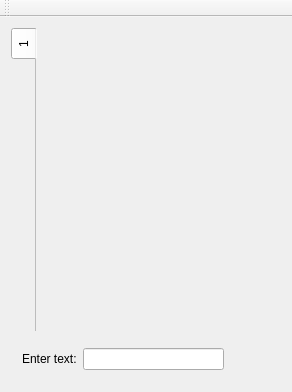
Above: mainwindow.ui from proton/zNotes before the change. Below: the same form after it.
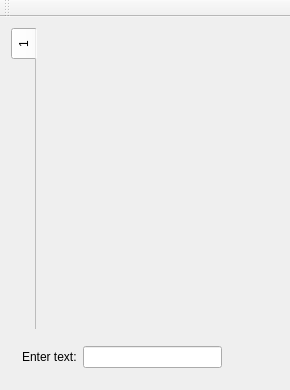
That is the form after the change. Icons and pictures are not drawn.

Commit message: Fixed problem with savung toolbar's settings Fixed desktop file (unix only) Added appliacation's directory to translating's search path

```diff
--- a/mainwindow.ui
+++ b/mainwindow.ui
@@ -6,8 +6,8 @@
    <rect>
     <x>0</x>
     <y>0</y>
-    <width>292</width>
-    <height>392</height>
+    <width>290</width>
+    <height>390</height>
    </rect>
   </property>
   <property name="windowTitle">
```
The commit also changes 7 other files.
